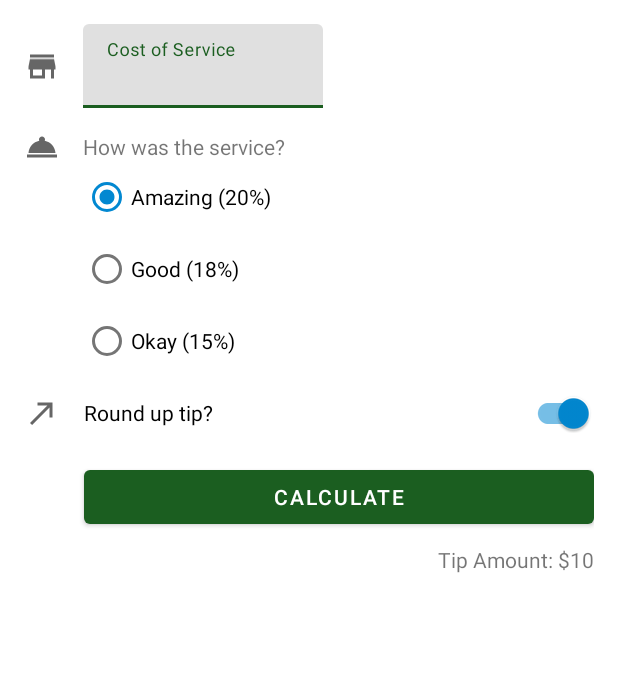
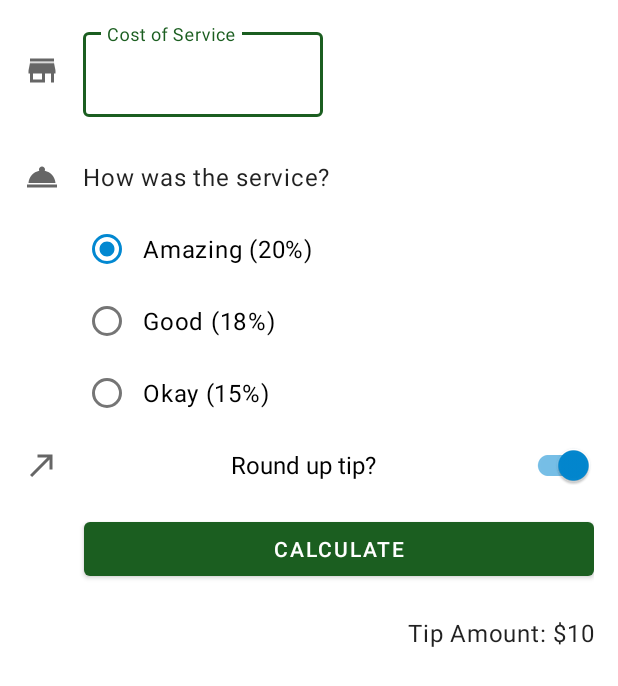
Before and after one commit to Raghav-Gupta22/Tip_Calculator, an Android app: the layout activity_main.xml on its own in the app's theme, with its tools: preview values and no code run, on a phone screen of 412 x 824 dp. Shown: the top 686 px of the screen. Run offline under Robolectric (Android 15) with nearby library versions, the phone set to English and light mode, and no system bars.

```diff
--- a/app/src/main/res/layout/activity_main.xml
+++ b/app/src/main/res/layout/activity_main.xml
@@ -33,24 +33,26 @@
             android:inputType="numberDecimal" />
 
     </com.google.android.material.textfield.TextInputLayout>
+
     <ImageView
         android:id="@+id/icon_service_question"
         android:layout_width="wrap_content"
         android:layout_height="wrap_content"
         android:importantForAccessibility="no"
-        app:srcCompat="@drawable/ic_baseline_room_service_24"
+        app:layout_constraintBottom_toBottomOf="@id/service_question"
         app:layout_constraintStart_toStartOf="parent"
         app:layout_constraintTop_toTopOf="@id/service_question"
-        app:layout_constraintBottom_toBottomOf="@id/service_question" />
+        app:srcCompat="@drawable/ic_baseline_room_service_24" />
 
     <TextView
         android:id="@+id/service_question"
+        style="@style/Widget.TipTime.TextView"
         android:layout_width="wrap_content"
         android:layout_height="wrap_content"
+        android:layout_marginTop="16dp"
         android:text="@string/how_was_the_service"
-        android:layout_marginTop="16dp"
         app:layout_constraintStart_toStartOf="@id/cost_of_service"
-        app:layout_constraintTop_toBottomOf="@id/cost_of_service"/>
+        app:layout_constraintTop_toBottomOf="@id/cost_of_service" />
 
     <RadioGroup
         android:id="@+id/tip_options"
@@ -63,18 +65,21 @@
 
         <RadioButton
             android:id="@+id/option_twenty_percent"
+            style="@style/Widget.TipTime.CompoundButton.RadioButton"
             android:layout_width="wrap_content"
             android:layout_height="wrap_content"
             android:text="@string/amazing_service" />
 
         <RadioButton
             android:id="@+id/option_eighteen_percent"
+            style="@style/Widget.TipTime.CompoundButton.RadioButton"
             android:layout_width="wrap_content"
             android:layout_height="wrap_content"
             android:text="@string/good_service" />
 
         <RadioButton
             android:id="@+id/option_fifteen_percent"
+            style="@style/Widget.TipTime.CompoundButton.RadioButton"
             android:layout_width="wrap_content"
             android:layout_height="wrap_content"
             android:text="@string/ok_service" />
@@ -85,20 +90,24 @@
         android:layout_width="wrap_content"
         android:layout_height="wrap_content"
         android:importantForAccessibility="no"
-        app:srcCompat="@drawable/ic_baseline_call_made_24"
+        app:layout_constraintBottom_toBottomOf="@id/round_up_switch"
         app:layout_constraintStart_toStartOf="parent"
         app:layout_constraintTop_toTopOf="@id/round_up_switch"
-        app:layout_constraintBottom_toBottomOf="@id/round_up_switch" />
+        app:srcCompat="@drawable/ic_baseline_call_made_24" />
 
 
     <com.google.android.material.switchmaterial.SwitchMaterial
         android:id="@+id/round_up_switch"
         android:layout_width="0dp"
         android:layout_height="wrap_content"
+        android:layout_marginStart="16dp"
         android:checked="true"
         android:text="@string/round_up_tip"
-        android:layout_marginStart="16dp"
+        android:textSize="16dp"
+        android:gravity="center"
+
         app:layout_constraintEnd_toEndOf="parent"
+        app:layout_constraintHorizontal_bias="0.0"
         app:layout_constraintStart_toEndOf="@id/icon_round_up"
         app:layout_constraintTop_toBottomOf="@id/tip_options"
         tools:ignore="UseSwitchCompatOrMaterialXml" />
@@ -107,19 +116,20 @@
         android:id="@+id/calculate_button"
         android:layout_width="0dp"
         android:layout_height="wrap_content"
+        android:layout_marginTop="8dp"
         android:text="@string/calculate"
         app:layout_constraintEnd_toEndOf="parent"
-        android:layout_marginTop="8dp"
         app:layout_constraintStart_toStartOf="@id/round_up_switch"
         app:layout_constraintTop_toBottomOf="@id/round_up_switch" />
 
     <TextView
         android:id="@+id/tip_result"
+        style="@style/Widget.TipTime.TextView"
         android:layout_width="wrap_content"
         android:layout_height="wrap_content"
+        android:layout_marginTop="8dp"
         android:text="@string/tip_amount"
-        android:layout_marginTop="8dp"
-    app:layout_constraintEnd_toEndOf="parent"
+        app:layout_constraintEnd_toEndOf="parent"
         app:layout_constraintTop_toBottomOf="@id/calculate_button"
         tools:text="Tip Amount: $10" />
 </androidx.constraintlayout.widget.ConstraintLayout>
--- a/app/src/main/res/values/styles.xml
+++ b/app/src/main/res/values/styles.xml
@@ -1,2 +1,22 @@
 <?xml version="1.0" encoding="utf-8"?>
-<resources></resources>
+<resources>
+
+    <style name="Widget.TipTime.TextView" parent="Widget.MaterialComponents.TextView">
+        <item name="android:minHeight">48dp</item>
+        <item name="android:gravity">center_vertical</item>
+
+        <item name="android:textAppearance">?attr/textAppearanceBody1</item>
+    </style>
+
+    <style name="Widget.TipTime.CompoundButton.RadioButton" parent="Widget.MaterialComponents.CompoundButton.RadioButton">
+        <item name="android:paddingStart">8dp</item>
+        <item name="android:textAppearance">?attr/textAppearanceBody1</item>
+    </style>
+
+    <style name="Widget.TipTime.CompoundButton.Switch" parent="Widget.MaterialComponents.CompoundButton.Switch">
+        <item name="android:minHeight">48dp</item>
+        <item name="android:gravity">center_vertical</item>
+        <item name="android:textAppearance">?attr/textAppearanceBody1</item>
+    </style>
+
+</resources>
--- a/app/src/main/res/values/themes.xml
+++ b/app/src/main/res/values/themes.xml
@@ -11,6 +11,7 @@
         <item name="colorOnSecondary">@color/black</item>
         <!-- Status bar color. -->
         <item name="android:statusBarColor" tools:targetApi="l">?attr/colorPrimaryVariant</item>
+        <item name="textInputStyle">@style/Widget.MaterialComponents.TextInputLayout.OutlinedBox</item>
         <!-- Customize your theme here. -->
     </style>
 </resources>
```
